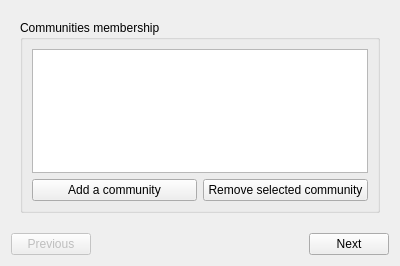
First picture: the form in res/ui/account_cfg.ui, repository duniter/sakia, before the edit.
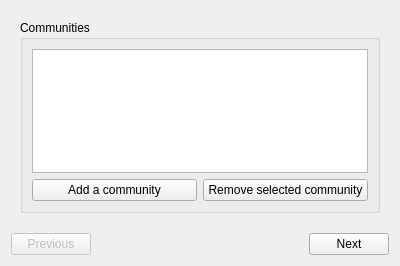
Second picture: the form after the edit. The open tabs and pages were chosen to show the change.

Commit message: Renaming "Communities membership" to "Communities"

Patch:
```diff
--- a/res/ui/account_cfg.ui
+++ b/res/ui/account_cfg.ui
@@ -239,7 +239,7 @@
        <item>
         <widget class="QGroupBox" name="groupBox_2">
          <property name="title">
-          <string>Communities membership</string>
+          <string>Communities</string>
          </property>
          <layout class="QVBoxLayout" name="verticalLayout_3">
           <item>
```
The commit also changes 7 other files.
